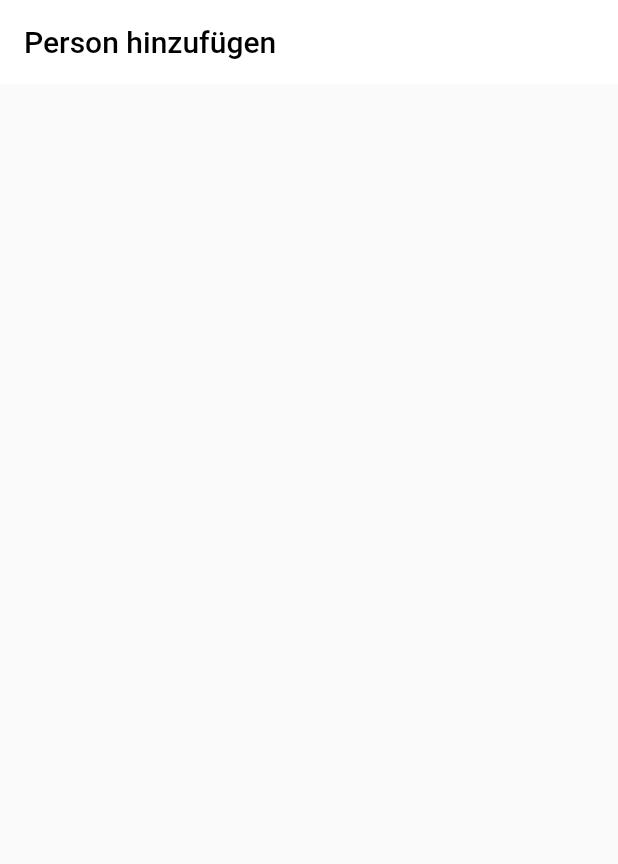
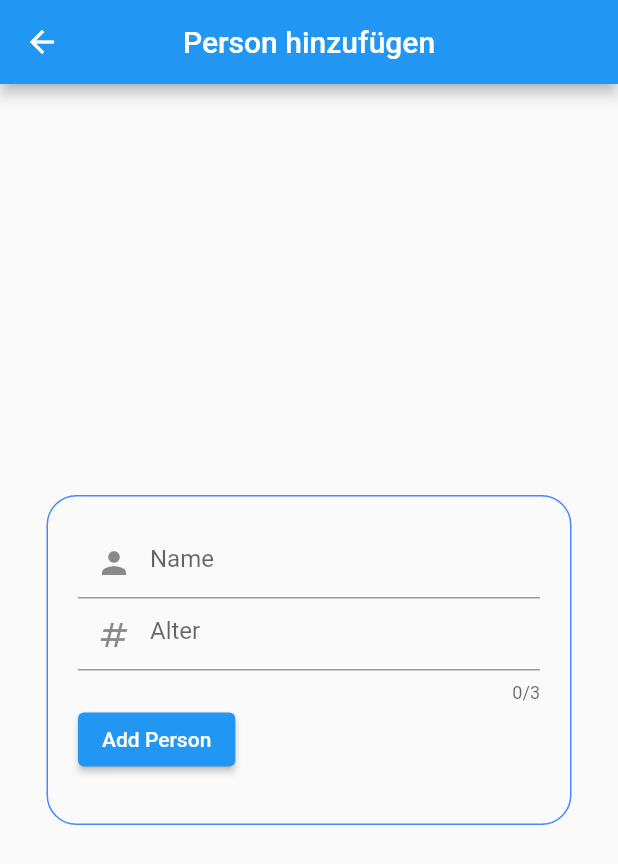
Before and after one commit to PhillipLandro/flutter_demo, a Flutter app: the AddPersonPage screen opened directly, on a phone screen of 412 x 824 dp. Shown: the top 864 px of the screen. Run offline on Flutter 3.47's test engine with Material 2 defaults, Android fonts, the phone set to English and light mode, and no system bars.

Commit message:
refresh indicator added, Person API added, add Person added, router added

```diff
--- a/lib/objects/person.dart
+++ b/lib/objects/person.dart
@@ -1,3 +1,5 @@
+import 'dart:convert';
+
 class Person {
 
   String _name = "dummy";
@@ -16,4 +18,17 @@ class Person {
     return _alter;
   }
 
+  String toJson(){
+    Map<String, dynamic> map = {};
+    map['name'] = _name;
+    map['alter'] = _alter;
+
+    return jsonEncode(map);
+  }
+
+  static Person fromJson(String json){
+    Map<String, dynamic> map = jsonDecode(json)[0];
+    return Person("${map['firstname']} ${map['lastname']}", map['age']);
+  }
+
 }
--- a/lib/pages/addPerson.dart
+++ b/lib/pages/addPerson.dart
@@ -1,20 +1,64 @@
-import 'package:flutter/cupertino.dart';
 import 'package:flutter/material.dart';
+import 'package:flutter_demo/objects/person.dart';
 
 class AddPersonPage extends StatelessWidget {
+  late String name;
+  late int alter;
+
   final AppBar _appBar = AppBar(
-    elevation: 0,
-    title: const Text(
-      "Person hinzufügen",
-      style: TextStyle(color: Colors.black),
-    ),
-    backgroundColor: Colors.white,
+    centerTitle: true,
+    title: const Text("Person hinzufügen"),
+    backgroundColor: Colors.blue,
+    leading: null,
   );
 
   @override
   Widget build(BuildContext context) {
-    return Scaffold(
-      appBar: _appBar,
+    return SafeArea(
+      child: Scaffold(
+        appBar: _appBar,
+        body: Center(
+          child: Container(
+            padding: const EdgeInsets.all(20),
+            height: 220,
+            width: 350,
+            decoration: BoxDecoration(
+                borderRadius: BorderRadius.circular(20),
+                border: Border.all(color: Colors.blueAccent)),
+            child: Column(
+              children: [
+                TextField(
+                  onChanged: (value) {
+                    name = value;
+                  },
+                  decoration: const InputDecoration(
+                      hintText: "Name", prefixIcon: Icon(Icons.person)),
+                ),
+                TextField(
+                  onChanged: (value) {},
+                  keyboardType: TextInputType.number,
+                  maxLength: 3,
+                  decoration: const InputDecoration(
+                      hintText: "Alter", prefixIcon: Icon(Icons.numbers)),
+                ),
+                Row(
+                  children: [
+                    ElevatedButton(
+                      onPressed: () {
+                        if (name.isNotEmpty) {
+                          Person p = Person(name, 11);
+                          Navigator.pop(context, p);
+                        }
+                      },
+                      child: const Text("Add Person"),
+                    ),
+                  ],
+                ),
+              ],
+            ),
+          ),
+        ),
+      ),
     );
   }
 }
--- a/lib/pages/start.dart
+++ b/lib/pages/start.dart
@@ -1,5 +1,8 @@
+import 'dart:convert';
+
 import 'package:flutter/material.dart';
 import 'package:flutter_demo/objects/person.dart';
+import 'package:http/http.dart' as http;
 
 class StartPage extends StatefulWidget {
   StartPage({Key? key}) : super(key: key);
@@ -21,11 +24,32 @@ class _StartPage extends State<StartPage> {
   Widget build(BuildContext context) {
     return Scaffold(
       appBar: AppBar(
+        centerTitle: true,
         title: const Text("Personen App"),
         backgroundColor: Colors.blue,
+        leading: IconButton(
+          icon: const Icon(Icons.autorenew),
+          onPressed: () async {
+            Person? p = await fetchPerson();
+            if (p != null) {
+              setState(() {
+                personen.add(p);
+              });
+            }
+          },
+        ),
       ),
       body: Padding(
         padding: const EdgeInsets.only(bottom: 80),
+        child: RefreshIndicator(
+          onRefresh: () async {
+            Person? p = await fetchPerson();
+            if (p != null) {
+              setState(() {
+                personen.add(p);
+              });
+            }
+          },
           child: ListView.builder(
             itemCount: personen.length,
             itemBuilder: (BuildContext contex, int index) {
@@ -54,10 +78,12 @@ class _StartPage extends State<StartPage> {
             },
           ),
         ),
+      ),
       floatingActionButton: RawMaterialButton(
-        onPressed: () {
+        onPressed: () async {
+          Person p = await Navigator.of(context).pushNamed('/add') as Person;
           setState(() {
-            personen.add(Person("Ingo", 48));
+            personen.add(p);
           });
         },
         elevation: 2.0,
@@ -104,4 +130,14 @@ class _StartPage extends State<StartPage> {
           );
         });
   }
+
+  Future<Person?> fetchPerson() async {
+    http.Response response =
+        await http.get(Uri.parse("https://randomname.de/?format=json&count=1"));
+    if (response.statusCode == 200) {
+      return Future.value(Person.fromJson(response.body));
+    } else {
+      return Future.value(null);
     }
+  }
+}
--- /dev/null
+++ b/lib/utils/router.dart
@@ -0,0 +1,16 @@
+import 'package:flutter/material.dart';
+import 'package:flutter_demo/pages/addPerson.dart';
+import 'package:flutter_demo/pages/start.dart';
+
+class MyRouter {
+  static Route<dynamic> routes(RouteSettings rs) {
+    switch (rs.name) {
+      case '/start':
+        return MaterialPageRoute(builder: (context) => StartPage());
+      case '/add':
+        return MaterialPageRoute(builder: (context) => AddPersonPage());
+      default:
+        return MaterialPageRoute(builder: (context) => StartPage());
+    }
+  }
+}
--- a/pubspec.yaml
+++ b/pubspec.yaml
@@ -30,6 +30,7 @@ dependencies:
   flutter:
     sdk: flutter
   url_launcher: ^6.1.2
+  http: ^0.13.4
 
 
   # The following adds the Cupertino Icons font to your application.
```
Also changed, not shown: lib/main.dart (+3 -6 lines), pubspec.lock. Lines whose indentation alone changed are shown as unchanged.
